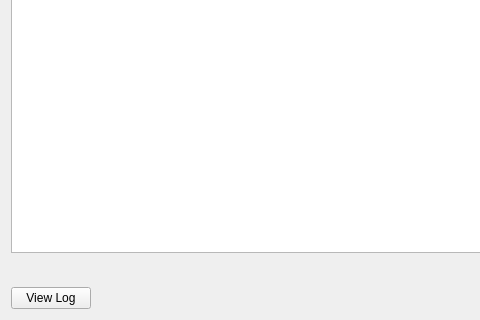
Before: the Qt Designer form lib/ui/fetcherdialog.ui in KDE/nepomuk-webminer, drawn with Qt 5; both pictures show x 0 to 480 and y 343 to 663 of the 866 by 663 pixel window.
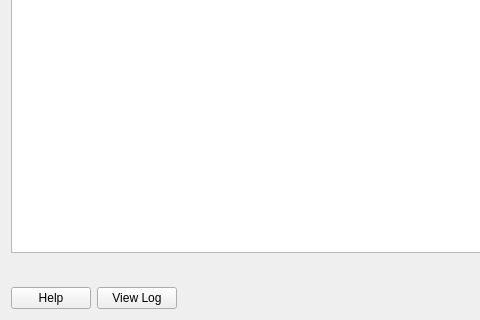
After: the same form once the commit is applied. Custom widgets are drawn as their Qt base class.

Commit message: Add help button to the gui dialog

The edit to the form file:
```diff
--- a/lib/ui/fetcherdialog.ui
+++ b/lib/ui/fetcherdialog.ui
@@ -418,6 +418,13 @@
    </item>
    <item>
     <layout class="QHBoxLayout" name="horizontalLayout">
+     <item>
+      <widget class="QPushButton" name="buttonHelp">
+       <property name="text">
+        <string>Help</string>
+       </property>
+      </widget>
+     </item>
      <item>
       <widget class="QPushButton" name="buttonLog">
        <property name="text">
```
Left out of the diff: 2 changed lines with no effect on the pictures. The commit also changes 2 other files.
